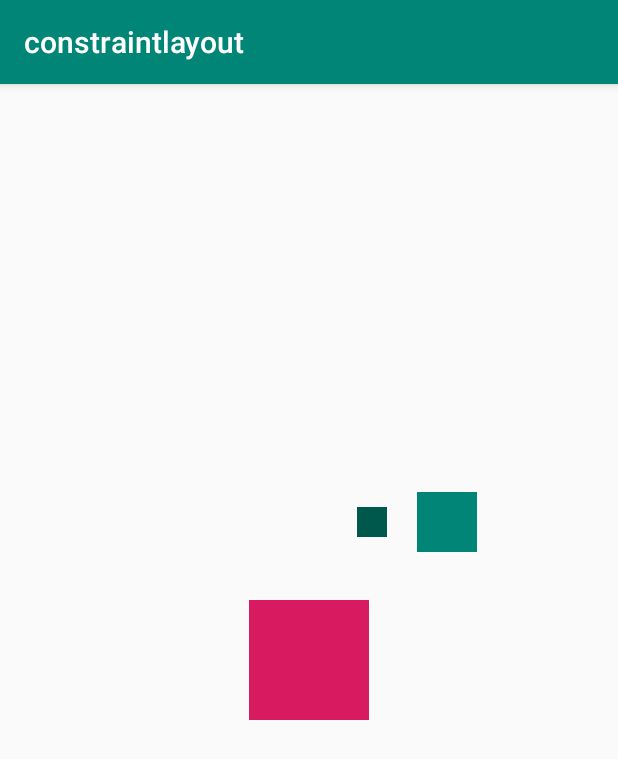
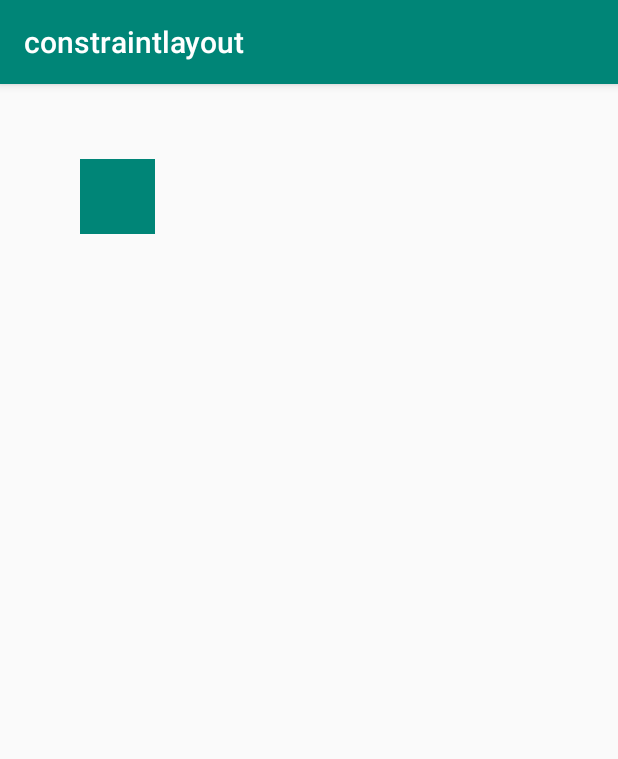
Before and after one commit to WuMingke/Layout, an Android app: the screen it shows after launch (MainActivity), on a phone screen of 412 x 824 dp. Shown: the top 759 px of the screen. Run offline under Robolectric (Android 15) with nearby library versions, the phone set to English and light mode, and no system bars.

Commit message:
layout_constraintGuide_percent

```diff
--- a/constraintlayout/src/main/java/com/erkuai/constraintlayout/MainActivity.java
+++ b/constraintlayout/src/main/java/com/erkuai/constraintlayout/MainActivity.java
@@ -17,47 +17,52 @@ public class MainActivity extends AppCompatActivity {
         // setContentView(R.layout.activity_center);
         //setContentView(R.layout.activity_weight);
         //setContentView(R.layout.activity_baseline);
-        setContentView(R.layout.activity_angle);
-        View sun = findViewById(R.id.view1);
-        final View earth = findViewById(R.id.view2);
-        final View moon = findViewById(R.id.view3);
+//        setContentView(R.layout.activity_angle);
+//        View sun = findViewById(R.id.view1);
+//        final View earth = findViewById(R.id.view2);
+//        final View moon = findViewById(R.id.view3);
+//
+//        final ValueAnimator animator = ValueAnimator.ofFloat(0, 1);
+//        animator.setDuration(10000);
+//        animator.setInterpolator(new LinearInterpolator());
+//        animator.setRepeatCount(ValueAnimator.INFINITE);
+//        animator.addUpdateListener(new ValueAnimator.AnimatorUpdateListener() {
+//            @Override
+//            public void onAnimationUpdate(ValueAnimator animation) {
+//                ConstraintLayout.LayoutParams layoutParams = (ConstraintLayout.LayoutParams
+//                        ) earth.getLayoutParams();
+//                layoutParams.circleAngle = 45 + animation.getAnimatedFraction() * 360;
+//                earth.requestLayout();
+//            }
+//        });
+//
+//        final ValueAnimator animator2 = ValueAnimator.ofFloat(0, 1);
+//        animator2.setDuration(2000);
+//        animator2.setInterpolator(new LinearInterpolator());
+//        animator2.setRepeatCount(ValueAnimator.INFINITE);
+//        animator2.addUpdateListener(new ValueAnimator.AnimatorUpdateListener() {
+//            @Override
+//            public void onAnimationUpdate(ValueAnimator animation) {
+//                ConstraintLayout.LayoutParams layoutParams = (ConstraintLayout.LayoutParams
+//                        ) moon.getLayoutParams();
+//                layoutParams.circleAngle = 270 + animation.getAnimatedFraction() * 360;
+//                moon.requestLayout();
+//            }
+//        });
+//
+//        sun.setOnClickListener(new View.OnClickListener() {
+//            @Override
+//            public void onClick(View v) {
+//                animator.start();
+//                animator2.start();
+//            }
+//        });
 
-        final ValueAnimator animator = ValueAnimator.ofFloat(0, 1);
-        animator.setDuration(10000);
-        animator.setInterpolator(new LinearInterpolator());
-        animator.setRepeatCount(ValueAnimator.INFINITE);
-        animator.addUpdateListener(new ValueAnimator.AnimatorUpdateListener() {
-            @Override
-            public void onAnimationUpdate(ValueAnimator animation) {
-                ConstraintLayout.LayoutParams layoutParams = (ConstraintLayout.LayoutParams
-                        ) earth.getLayoutParams();
-                layoutParams.circleAngle = 45 + animation.getAnimatedFraction() * 360;
-                earth.requestLayout();
-            }
-        });
-
-        final ValueAnimator animator2 = ValueAnimator.ofFloat(0, 1);
-        animator2.setDuration(2000);
-        animator2.setInterpolator(new LinearInterpolator());
-        animator2.setRepeatCount(ValueAnimator.INFINITE);
-        animator2.addUpdateListener(new ValueAnimator.AnimatorUpdateListener() {
-            @Override
-            public void onAnimationUpdate(ValueAnimator animation) {
-                ConstraintLayout.LayoutParams layoutParams = (ConstraintLayout.LayoutParams
-                        ) moon.getLayoutParams();
-                layoutParams.circleAngle = 270 + animation.getAnimatedFraction() * 360;
-                moon.requestLayout();
-            }
-        });
-
-        sun.setOnClickListener(new View.OnClickListener() {
-            @Override
-            public void onClick(View v) {
-                animator.start();
-                animator2.start();
-            }
-        });
-
+//        setContentView(R.layout.activity_constrainted);
+//        setContentView(R.layout.activity_bias);
+       // setContentView(R.layout.activity_gonemargin);
+//        setContentView(R.layout.activity_ratio);
+        setContentView(R.layout.activity_guideline);
 
     }
 }
--- a/constraintlayout/src/main/res/layout/activity_constrainted.xml
+++ b/constraintlayout/src/main/res/layout/activity_constrainted.xml
@@ -2,7 +2,9 @@
 <androidx.constraintlayout.widget.ConstraintLayout xmlns:android="http://schemas.android.com/apk/res/android"
     xmlns:app="http://schemas.android.com/apk/res-auto"
     android:layout_width="match_parent"
-    android:layout_height="match_parent">
+    android:layout_height="match_parent"
+    android:paddingStart="50dp"
+    android:paddingEnd="50dp">
 
     <View
         android:id="@+id/view5"
@@ -23,7 +25,6 @@
         android:gravity="center"
         android:text="文本文本文本文本文本文本文本文本文本文本"
         android:textSize="30sp"
-        app:layout_constrainedWidth="true"
         app:layout_constraintEnd_toEndOf="@+id/view5"
         app:layout_constraintStart_toStartOf="@+id/view5"
         app:layout_constraintTop_toBottomOf="@+id/view5" />
--- /dev/null
+++ b/constraintlayout/src/main/res/layout/activity_guideline.xml
@@ -0,0 +1,23 @@
+<?xml version="1.0" encoding="utf-8"?>
+<androidx.constraintlayout.widget.ConstraintLayout xmlns:android="http://schemas.android.com/apk/res/android"
+    xmlns:app="http://schemas.android.com/apk/res-auto"
+    android:layout_width="match_parent"
+    android:layout_height="match_parent">
+
+    <androidx.constraintlayout.widget.Guideline
+        android:id="@+id/guideline"
+        android:layout_width="wrap_content"
+        android:layout_height="wrap_content"
+        android:orientation="vertical"
+        app:layout_constraintGuide_percent="0.3" />
+
+    <View
+        android:layout_width="50dp"
+        android:layout_height="50dp"
+        android:layout_marginTop="50dp"
+        android:layout_marginEnd="20dp"
+        android:background="@color/colorPrimary"
+        app:layout_constraintEnd_toStartOf="@+id/guideline"
+        app:layout_constraintTop_toTopOf="parent" />
+
+</androidx.constraintlayout.widget.ConstraintLayout>
```
Also changed, not shown: constraintlayout/src/main/res/layout/activity_ratio.xml (added, +17 -0 lines).
